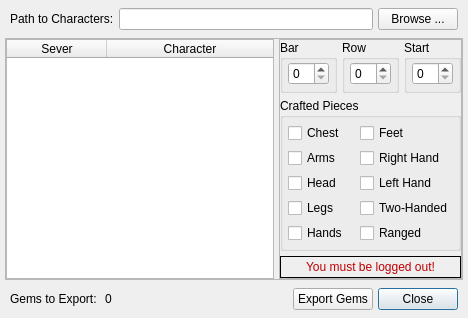
WesRoach/SpellcraftingCalculator, file interface/CraftBarDialog.ui: the form before one commit.
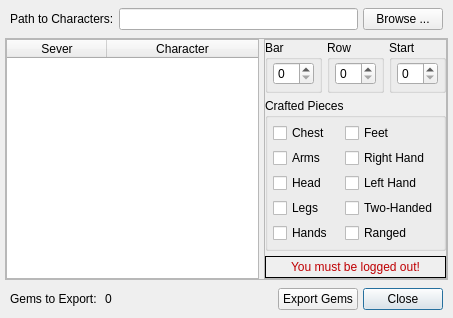
The form after the commit.

Diff of the .ui file:
```diff
--- a/interface/CraftBarDialog.ui
+++ b/interface/CraftBarDialog.ui
@@ -6,7 +6,7 @@
    <rect>
     <x>0</x>
     <y>0</y>
-    <width>468</width>
+    <width>453</width>
     <height>292</height>
    </rect>
   </property>
```
